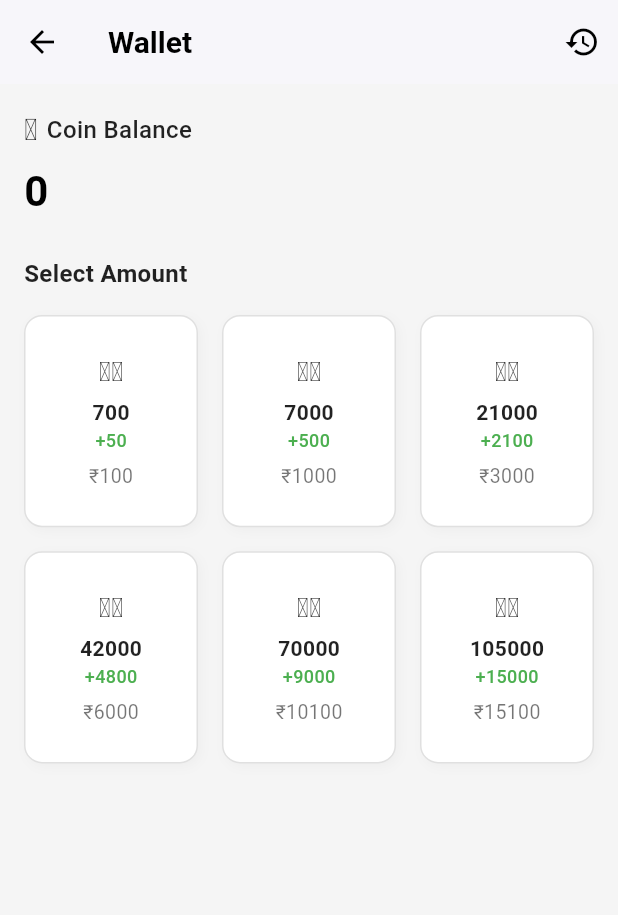
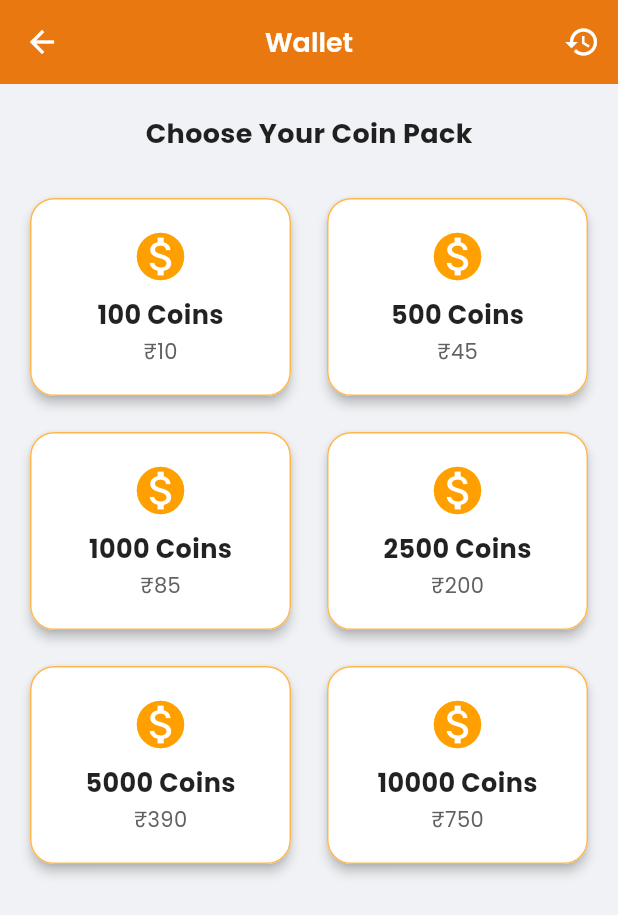
Before and after one commit to vivek-singh-123/friends-hub-social-streaming-app, a Flutter app: the WalletScreen screen opened by its route, on a phone screen of 412 x 824 dp. Shown: the top 915 px of the screen. Run offline on Flutter 3.47's test engine with Material 3 defaults, Android fonts, the phone set to English and light mode, and no system bars; our stand-ins replace flutter_html, font_awesome_flutter, get, google_fonts, image_picker, share_plus and 2 more; accounts and stored records are empty.

Commit message:
remove task and get_rupees screen & UI enhancement

```diff
--- a/lib/screens/wallet_screen.dart
+++ b/lib/screens/wallet_screen.dart
@@ -1,147 +1,112 @@
 import 'package:flutter/material.dart';
-import 'transactions_screen.dart';
+import 'package:google_fonts/google_fonts.dart';
+import 'transactions_screen.dart'; // Import the transactions screen
 
 class WalletScreen extends StatelessWidget {
   final int coinBalance = 0;
 
-  final List<Map<String, dynamic>> coinOptions = [
-    {'coins': 700, 'bonus': 50, 'price': 100},
-    {'coins': 7000, 'bonus': 500, 'price': 1000},
-    {'coins': 21000, 'bonus': 2100, 'price': 3000},
-    {'coins': 42000, 'bonus': 4800, 'price': 6000},
-    {'coins': 70000, 'bonus': 9000, 'price': 10100},
-    {'coins': 105000, 'bonus': 15000, 'price': 15100},
+  final List<Map<String, dynamic>> coinOffers = const [
+    {'coins': 100, 'price': '₹10'},
+    {'coins': 500, 'price': '₹45'},
+    {'coins': 1000, 'price': '₹85'},
+    {'coins': 2500, 'price': '₹200'},
+    {'coins': 5000, 'price': '₹390'},
+    {'coins': 10000, 'price': '₹750'},
   ];
-
-  WalletScreen({super.key});
 
   @override
   Widget build(BuildContext context) {
     return Scaffold(
-      backgroundColor: Colors.grey[100],
+      backgroundColor: const Color(0xFFF0F2F5),
       appBar: AppBar(
-        title: const Text(
-          "Wallet",
-          style: TextStyle(fontWeight: FontWeight.bold, color: Colors.black),
+        title: Text(
+          'Wallet',
+          style: GoogleFonts.poppins(
+              fontSize: 18, color: Colors.white, fontWeight: FontWeight.w600),
         ),
-        backgroundColor: Colors.white,
-        elevation: 1,
+        backgroundColor: Colors.orange.shade700,
+        foregroundColor: Colors.white,
+        elevation: 4,
+        centerTitle: true,
         actions: [
           IconButton(
-            icon: const Icon(Icons.history, color: Colors.black),
+            icon: const Icon(Icons.history),
             onPressed: () {
-              Navigator.push(
-                context,
-                MaterialPageRoute(builder: (_) => const TransactionsScreen()),
+              // Navigate to the TransactionsScreen
+              Navigator.of(context).push(
+                MaterialPageRoute(
+                  builder: (context) => const TransactionsScreen(),
+                ),
               );
             },
           ),
         ],
-        iconTheme: const IconThemeData(color: Colors.black),
       ),
-      body: SafeArea(
-        child: SingleChildScrollView(
-          padding: const EdgeInsets.symmetric(horizontal: 16, vertical: 16),
-          child: Column(
-            crossAxisAlignment: CrossAxisAlignment.start,
-            children: [
-              // 🪙 Coin Balance
-              Row(
-                children: const [
-                  Text("🪙", style: TextStyle(fontSize: 20)),
-                  SizedBox(width: 6),
-                  Text(
-                    "Coin Balance",
-                    style: TextStyle(fontSize: 16, fontWeight: FontWeight.w500),
-                  ),
-                ],
+      body: Column(
+        children: [
+          const SizedBox(height: 20),
+          Text(
+            'Choose Your Coin Pack',
+            style: GoogleFonts.poppins(
+                fontSize: 18, fontWeight: FontWeight.bold, color: Colors.black87),
+          ),
+          const SizedBox(height: 10),
+          Expanded(
+            child: GridView.builder(
+              padding: const EdgeInsets.all(16),
+              gridDelegate: const SliverGridDelegateWithFixedCrossAxisCount(
+                crossAxisCount: 2,
+                mainAxisSpacing: 16,
+                crossAxisSpacing: 16,
+                childAspectRatio: 1.3,
               ),
-              const SizedBox(height: 6),
-              Text(
-                "$coinBalance",
-                style: const TextStyle(
-                  fontSize: 28,
-                  fontWeight: FontWeight.bold,
-                  color: Colors.black,
-                ),
-              ),
-              const SizedBox(height: 24),
-
-              const Text(
-                "Select Amount",
-                style: TextStyle(fontSize: 16, fontWeight: FontWeight.w600),
-              ),
-              const SizedBox(height: 16),
-
-              // Grid View
-              GridView.builder(
-                shrinkWrap: true,
-                physics: const NeverScrollableScrollPhysics(),
-                itemCount: coinOptions.length,
-                gridDelegate: const SliverGridDelegateWithFixedCrossAxisCount(
-                  crossAxisCount: 3,
-                  mainAxisSpacing: 16,
-                  crossAxisSpacing: 16,
-                  childAspectRatio: 0.82,
-                ),
-                itemBuilder: (context, index) {
-                  final item = coinOptions[index];
-                  return GestureDetector(
-                    onTap: () {
-                      // Handle tap
-                    },
-                    child: Container(
-                      padding: const EdgeInsets.symmetric(vertical: 10, horizontal: 8),
-                      decoration: BoxDecoration(
-                        color: Colors.white,
-                        borderRadius: BorderRadius.circular(12),
-                        border: Border.all(color: Colors.grey.shade300),
-                        boxShadow: [
-                          BoxShadow(
-                            color: Colors.grey.shade200,
-                            blurRadius: 6,
-                            offset: const Offset(2, 2),
-                          )
-                        ],
+              itemCount: coinOffers.length,
+              itemBuilder: (context, index) {
+                final offer = coinOffers[index];
+                return GestureDetector(
+                  onTap: () {
+                    ScaffoldMessenger.of(context).showSnackBar(
+                      SnackBar(
+                        content: Text(
+                            'You selected ${offer['coins']} coins for ${offer['price']}',
+                            style: GoogleFonts.poppins()),
+                        backgroundColor: Colors.green,
                       ),
+                    );
+                  },
+                  child: Card(
+                    elevation: 3,
+                    shape: RoundedRectangleBorder(
+                      borderRadius: BorderRadius.circular(16),
+                      side: BorderSide(color: Colors.orange.shade300, width: 1),
+                    ),
+                    color: Colors.white,
+                    child: Padding(
+                      padding: const EdgeInsets.symmetric(horizontal: 16, vertical: 8),
                       child: Column(
                         mainAxisAlignment: MainAxisAlignment.center,
                         children: [
-                          const Text("🪙🪙", style: TextStyle(fontSize: 18)),
-                          const SizedBox(height: 4),
+                          Icon(Icons.monetization_on, color: Colors.amber.shade700, size: 38),
+                          const SizedBox(height: 8),
                           Text(
-                            '${item['coins']}',
-                            style: const TextStyle(
-                              fontSize: 14,
-                              fontWeight: FontWeight.bold,
-                            ),
+                            '${offer['coins']} Coins',
+                            style: GoogleFonts.poppins(
+                                fontWeight: FontWeight.bold, fontSize: 17),
                           ),
+                          const SizedBox(height: 2),
                           Text(
-                            '+${item['bonus']}',
-                            style: const TextStyle(
-                              fontSize: 12,
-                              color: Colors.green,
-                              fontWeight: FontWeight.w500,
-                            ),
-                          ),
-                          const SizedBox(height: 6),
-                          Text(
-                            '₹${item['price']}',
-                            style: const TextStyle(
-                              fontSize: 13,
-                              color: Colors.black54,
-                            ),
+                            offer['price'],
+                            style: GoogleFonts.poppins(fontSize: 14, color: Colors.grey[700]),
                           ),
                         ],
                       ),
                     ),
-                  );
-                },
-              ),
-              const SizedBox(height: 24),
-            ],
+                  ),
+                );
+              },
+            ),
           ),
-        ),
+        ],
       ),
     );
   }
```
Also changed, not shown: lib/main.dart (+4 -10 lines), lib/screens/get_rupees_screen.dart (deleted, +0 -112 lines), lib/screens/profile_screen.dart (+10 -55 lines), lib/screens/transactions_screen.dart (+8 -3 lines), lib/backend/register/freshers.dart (added).
